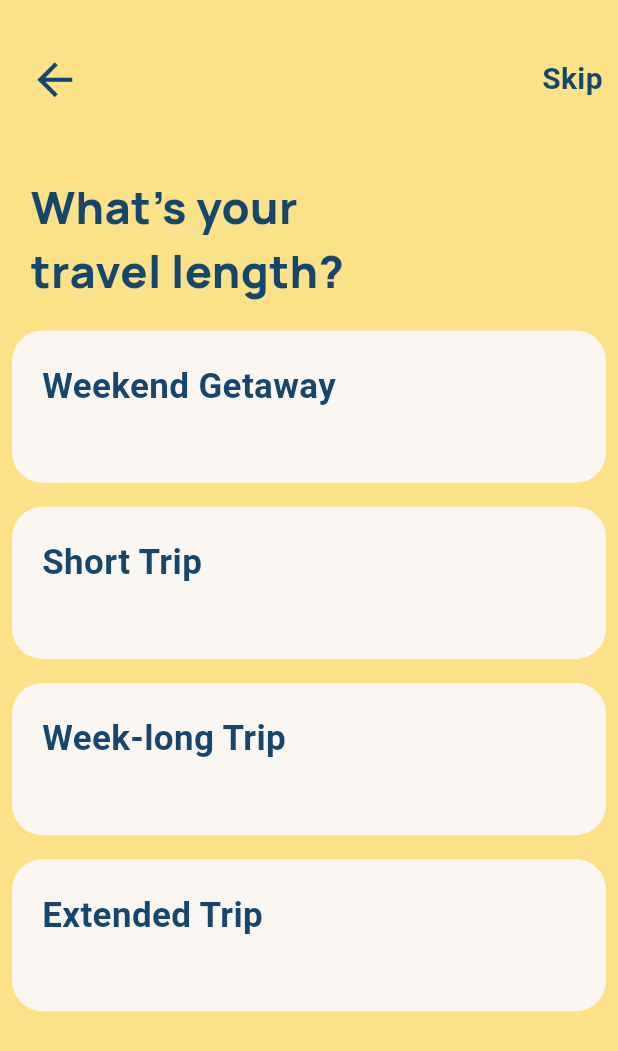
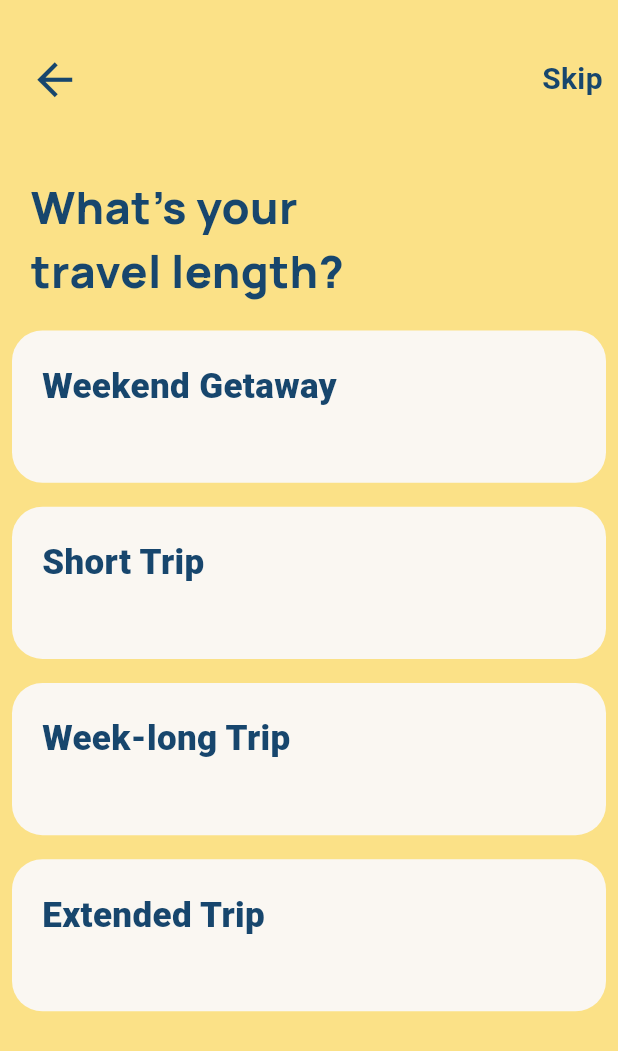
Before and after one commit to swarnaliiiiii/lokus, a Flutter app: the screen it shows after launch, on a phone screen of 412 x 824 dp. Shown: the top 1051 px of the screen. Run offline on Flutter 3.47's test engine with Material 3 defaults, Android fonts, the phone set to English and light mode, and no system bars; our stand-ins replace flutter_screenutil, google_fonts.

Commit message:
feat: update font weight in Square widget for improved text emphasis; add VSCode settings file

```diff
--- a/lib/widgets/square.dart
+++ b/lib/widgets/square.dart
@@ -24,7 +24,7 @@ class Square extends StatelessWidget {
             child,
             style: TextStyle(
               fontSize: 23.sp,
-              fontWeight: FontWeight.w600,
+              fontWeight: FontWeight.w900,
               color: const Color.fromARGB(255, 23, 70, 109),
             )
           ),
```
